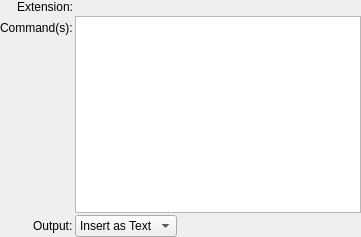
prymatex/prymatex, file src/prymatex/gui/bundles/ui_files/template.ui: the form before one commit.
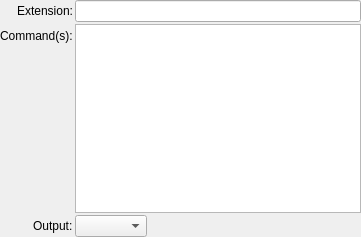
The form after the commit.

What changed in the file:
```diff
--- a/src/prymatex/gui/bundles/ui_files/template.ui
+++ b/src/prymatex/gui/bundles/ui_files/template.ui
@@ -37,7 +37,11 @@
     </widget>
    </item>
    <item row="0" column="1">
-    <layout class="QHBoxLayout" name="horizontalLayout_2"/>
+    <layout class="QHBoxLayout" name="horizontalLayout_2">
+     <item>
+      <widget class="QLineEdit" name="lineEditExtension"/>
+     </item>
+    </layout>
    </item>
    <item row="1" column="0">
     <widget class="QLabel" name="label_2">
@@ -59,13 +63,7 @@
    <item row="2" column="1">
     <layout class="QHBoxLayout" name="horizontalLayout_3">
      <item>
-      <widget class="QComboBox" name="comboBox_4">
-       <item>
-        <property name="text">
-         <string>Insert as Text</string>
-        </property>
-       </item>
-      </widget>
+      <widget class="QComboBox" name="comboBoxOutput"/>
      </item>
      <item>
       <spacer name="horizontalSpacer_3">
```
Left out of the diff: 2 changed lines with no effect on the pictures.
